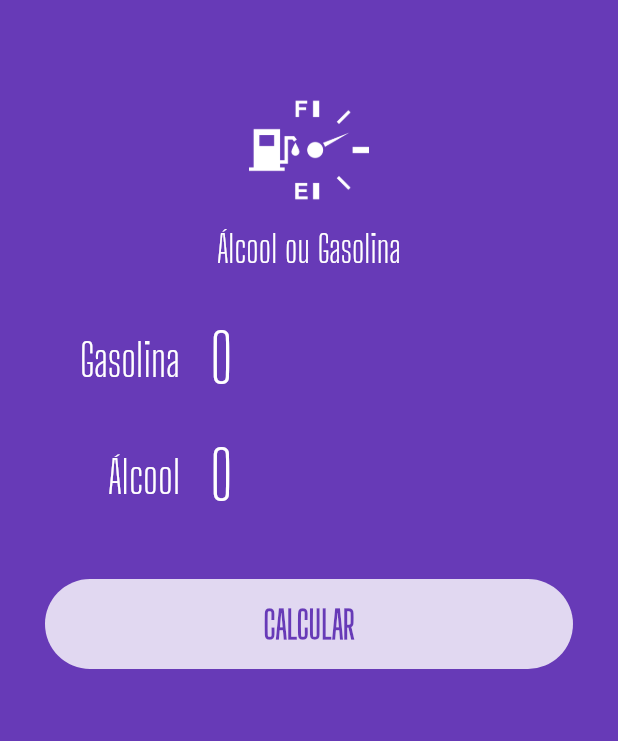
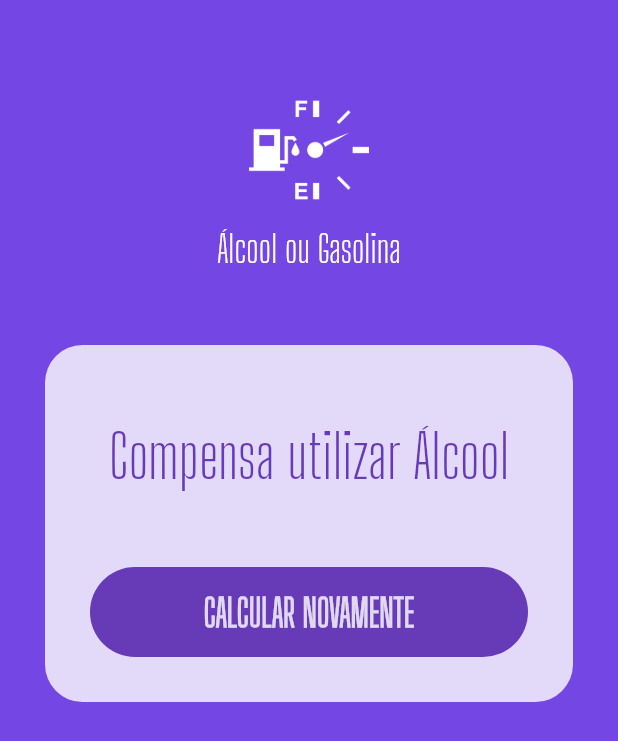
Before and after one commit to HugoVinicius/flutter_combustivel, a Flutter app: the screen it shows after launch, after a tap on "CALCULAR", on a phone screen of 412 x 824 dp. Shown: the top 741 px of the screen. Run offline on Flutter 3.47's test engine with Material 2 defaults, Android fonts, the phone set to English and light mode, and no system bars; our stand-ins replace extended_masked_text.

Commit message:
Configurando Layout App

```diff
--- a/lib/main.dart
+++ b/lib/main.dart
@@ -1,8 +1,6 @@
-import 'package:extended_masked_text/extended_masked_text.dart';
 import 'package:flutter/material.dart';
 
-import 'widgets/input.widgets.dart';
-import 'widgets/logo.widgets.dart';
+import 'pages/home.page.dart';
 
 void main() {
   runApp(MyApp());
@@ -22,54 +20,3 @@ class MyApp extends StatelessWidget {
     );
   }
 }
-
-class HomePage extends StatelessWidget {
-  var _gasCtrl = MoneyMaskedTextController();
-  var _alcCtrl = MoneyMaskedTextController();
-
-  HomePage() {
-    _gasCtrl.text = "0";
-    _alcCtrl.text = "0";
-  }
-
-  @override
-  Widget build(BuildContext context) {
-    return Scaffold(
-      backgroundColor: Theme.of(context).primaryColor,
-      body: ListView(
-        children: <Widget>[
-          Logo(),
-          Input(
-            label: 'Gasolina',
-            moneyController: _gasCtrl,
-          ),
-          Input(
-            label: 'Álcool',
-            moneyController: _alcCtrl,
-          ),
-          Container(
-            margin: EdgeInsets.all(30),
-            height: 60,
-            decoration: BoxDecoration(
-              color: Colors.white.withOpacity(0.8),
-              borderRadius: BorderRadius.circular(
-                60,
-              ),
-           ),
-            child: FlatButton(
-              onPressed: (){},
-              child: Text("CALCULAR",
-                          style: TextStyle(
-                            color: Theme.of(context).primaryColor,
-                              fontWeight: FontWeight.bold,
-                              fontSize: 25,
-                              fontFamily: "Big Shoulders Display"
-                          ),
-              ),
-            ),
-          ),
-        ],
-      ),
-    );
-  }
-}
--- /dev/null
+++ b/lib/pages/home.page.dart
@@ -0,0 +1,91 @@
+import 'package:extended_masked_text/extended_masked_text.dart';
+import 'package:flutter/material.dart';
+
+import '../widgets/logo.widgets.dart';
+import '../widgets/submit-form.dart';
+import '../widgets/success.widget.dart';
+
+class HomePage extends StatefulWidget {
+  @override
+  _HomePageState createState() => _HomePageState();
+}
+
+class _HomePageState extends State<HomePage> {
+
+  Color _color = Colors.deepPurple;
+
+  _HomePageState() {
+    _gasCtrl.text = "0";
+    _alcCtrl.text = "0";
+  }
+
+  var _gasCtrl = MoneyMaskedTextController();
+  var _alcCtrl = MoneyMaskedTextController();
+  var _busy = false;
+  var _completed = false;
+  var _resultText = "Compensa utilizar álcool";
+
+  @override
+  Widget build(BuildContext context) {
+    return Scaffold(
+      backgroundColor: Theme.of(context).primaryColor,
+      body: AnimatedContainer(
+        duration: Duration(
+          milliseconds: 1200,
+        ),
+        color: _color,
+        child: ListView(
+          children: <Widget>[
+            Logo(),
+            _completed
+                ? Success(result: _resultText, func: resetForm)
+                : Submit(gasCtrl: _gasCtrl, alcCtrl: _alcCtrl, busy: _busy, func: calcular),
+          ],
+        ),
+      ),
+    );
+  }
+
+  void resetForm(){
+    setState(() {
+      _gasCtrl.text = "0";
+      _alcCtrl.text = "0";
+
+      _completed = false;
+      _busy = false;
+    });
+  }
+
+  Future calcular() {
+    setState(() {
+      _color = Colors.deepPurpleAccent;
+      _completed = false;
+      _busy = true;
+    });
+
+    double alc = double.parse(
+      _alcCtrl.text.replaceAll(new RegExp(r'[,.]'), '')
+    ) / 100;
+    double gas = double.parse(
+      _gasCtrl.text.replaceAll(new RegExp(r'[,.]'), '')
+    ) / 100;
+
+    double res = alc / gas;
+
+    return new Future.delayed(const Duration(seconds: 1),
+      () {
+        setState(() {
+          if (res >= 0.7) {
+            _resultText = "Compensa utilizar Gasolina!";
+          } else {
+            _resultText = "Compensa utilizar Álcool";
+          }
+
+          _color = Colors.deepPurple;
+          _completed = true;
+          _busy = false;
+        });
+      }
+    );
+  }
+}
--- /dev/null
+++ b/lib/widgets/loading-button.widget.dart
@@ -0,0 +1,44 @@
+import 'package:flutter/material.dart';
+
+class LoadingButton extends StatelessWidget {
+  LoadingButton({Key? key, required this.busy, required this.func, required this.invert, required this.text}) : super(key: key);
+  var busy = false;
+  var invert = false;
+  var text = "";
+  VoidCallback? func;
+
+  @override
+  Widget build(BuildContext context) {
+
+    return
+      busy ? Container(
+        alignment: Alignment.center,
+        height: 50,
+        child: CircularProgressIndicator(
+          backgroundColor: Colors.white,
+        ),
+      ) :
+      Container(
+        margin: EdgeInsets.all(30),
+        height: 60,
+        width: double.infinity,
+        decoration: BoxDecoration(
+          color: invert ? Theme.of(context).primaryColor : Colors.white.withOpacity(0.8),
+          borderRadius: BorderRadius.circular(
+            60,
+          ),
+        ),
+        child: FlatButton(
+          onPressed: func,
+          child: Text(text,
+            style: TextStyle(
+                color: invert ? Colors.white.withOpacity(0.8) : Theme.of(context).primaryColor,
+                fontWeight: FontWeight.bold,
+                fontSize: 25,
+                fontFamily: "Big Shoulders Display"
+            ),
+          ),
+        ),
+    );
+  }
+}
--- /dev/null
+++ b/lib/widgets/submit-form.dart
@@ -0,0 +1,46 @@
+
+
+import 'package:extended_masked_text/extended_masked_text.dart';
+import 'package:flutter/material.dart';
+
+import 'input.widgets.dart';
+import 'loading-button.widget.dart';
+
+class Submit extends StatelessWidget {
+  Submit({Key? key, required this.gasCtrl, required this.alcCtrl, required this.busy, required this.func}) : super(key: key);
+
+  var gasCtrl = MoneyMaskedTextController();
+  var alcCtrl = MoneyMaskedTextController();
+  var busy = false;
+  VoidCallback? func;
+
+  @override
+  Widget build(BuildContext context) {
+    return Column(
+      children: <Widget>[
+        Padding(
+          padding: EdgeInsets.only(
+            left: 30,
+            right: 30,
+          ),
+          child: Input(
+            label: 'Gasolina',
+            moneyController: gasCtrl,
+          ) ,
+        ),
+        Padding(
+          padding: EdgeInsets.only(
+            left: 30,
+            right: 30,
+          ),
+          child: Input(
+            label: 'Álcool',
+            moneyController: alcCtrl,
+          ),
+        ),
+
+        LoadingButton(busy: busy, func: func, invert: false, text: "CALCULAR"),
+      ],
+    );
+  }
+}
--- /dev/null
+++ b/lib/widgets/success.widget.dart
@@ -0,0 +1,40 @@
+import 'package:flutter/material.dart';
+
+import 'loading-button.widget.dart';
+
+class Success extends StatelessWidget {
+  Success({Key? key, required this.result, this.func}) : super(key: key);
+
+  String result = "";
+  VoidCallback? func;
+
+  @override
+  Widget build(BuildContext context) {
+    return Container(
+      margin: EdgeInsets.all(30),
+      decoration: BoxDecoration(
+        color: Colors.white.withOpacity(0.8),
+        borderRadius: BorderRadius.circular(25),
+      ),
+      child: Column(
+        children: <Widget>[
+          SizedBox(
+            height: 50,
+          ),
+          Text(
+            result,
+            style: TextStyle(
+                color: Theme.of(context).primaryColor,
+                fontSize: 40,
+                fontFamily: "Big Shoulders Display"
+            ),
+          ),
+          SizedBox(
+            height: 20,
+          ),
+          LoadingButton(busy: false, func: func, invert: true, text: "CALCULAR NOVAMENTE"),
+        ],
+      ),
+    );
+  }
+}
```
